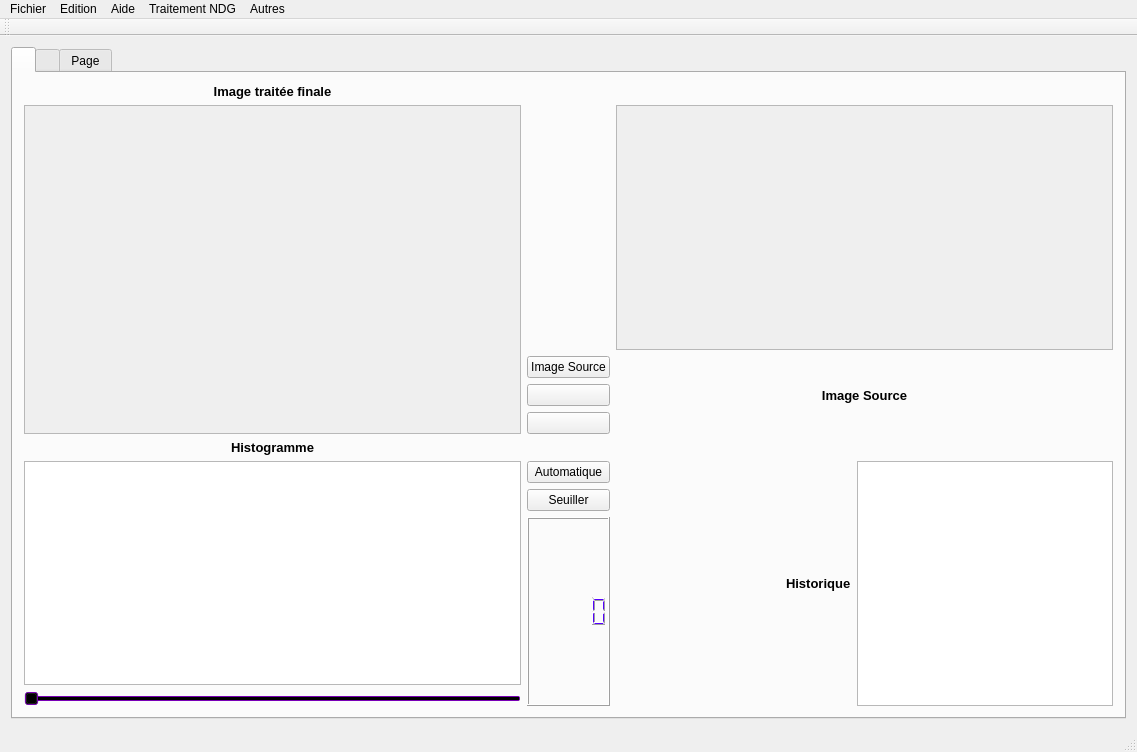
Before: the Qt Designer form IHM Qt/mainwindow.ui in lucasvolaine/ProjetFA2_SMARTIES_TOOLS, drawn with Qt 5.
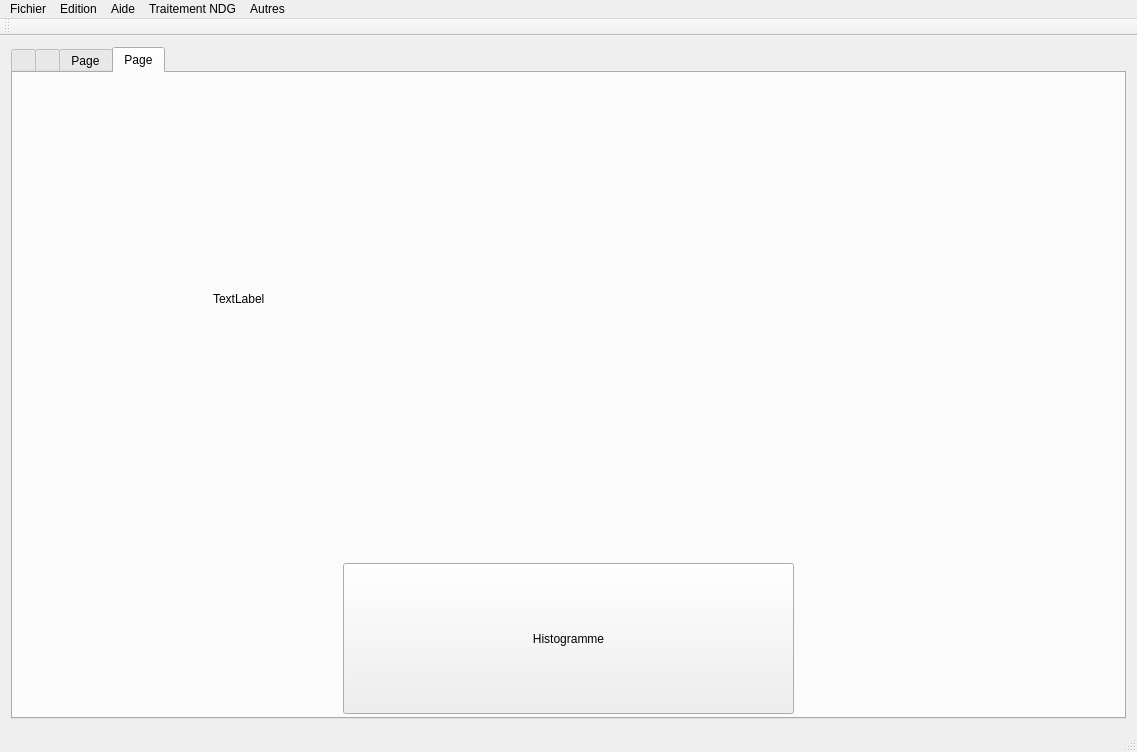
After: the same form once the commit is applied. The open tabs and pages were chosen to show the change.

```diff
--- a/IHM Qt/mainwindow.ui
+++ b/IHM Qt/mainwindow.ui
@@ -1054,6 +1054,37 @@
         </item>
        </layout>
       </widget>
+      <widget class="QWidget" name="tab_2">
+       <attribute name="title">
+        <string>Page</string>
+       </attribute>
+       <widget class="QPushButton" name="Button_histo">
+        <property name="geometry">
+         <rect>
+          <x>330</x>
+          <y>490</y>
+          <width>451</width>
+          <height>151</height>
+         </rect>
+        </property>
+        <property name="text">
+         <string>Histogramme</string>
+        </property>
+       </widget>
+       <widget class="QLabel" name="label_histo">
+        <property name="geometry">
+         <rect>
+          <x>200</x>
+          <y>90</y>
+          <width>711</width>
+          <height>271</height>
+         </rect>
+        </property>
+        <property name="text">
+         <string>TextLabel</string>
+        </property>
+       </widget>
+      </widget>
      </widget>
     </item>
    </layout>
```
